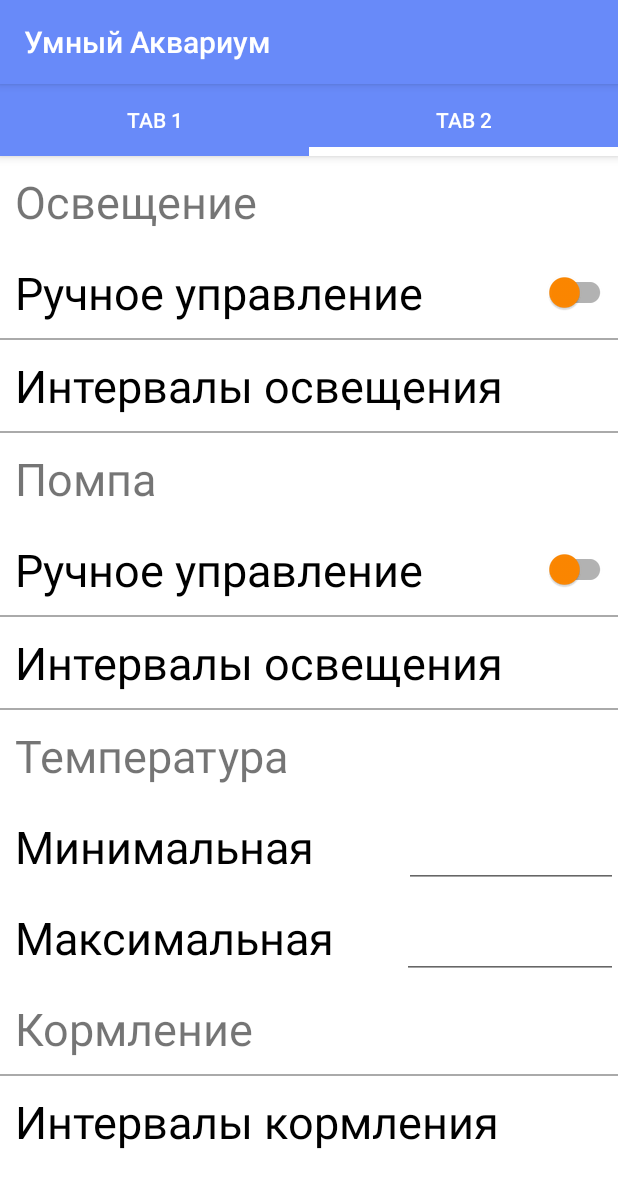
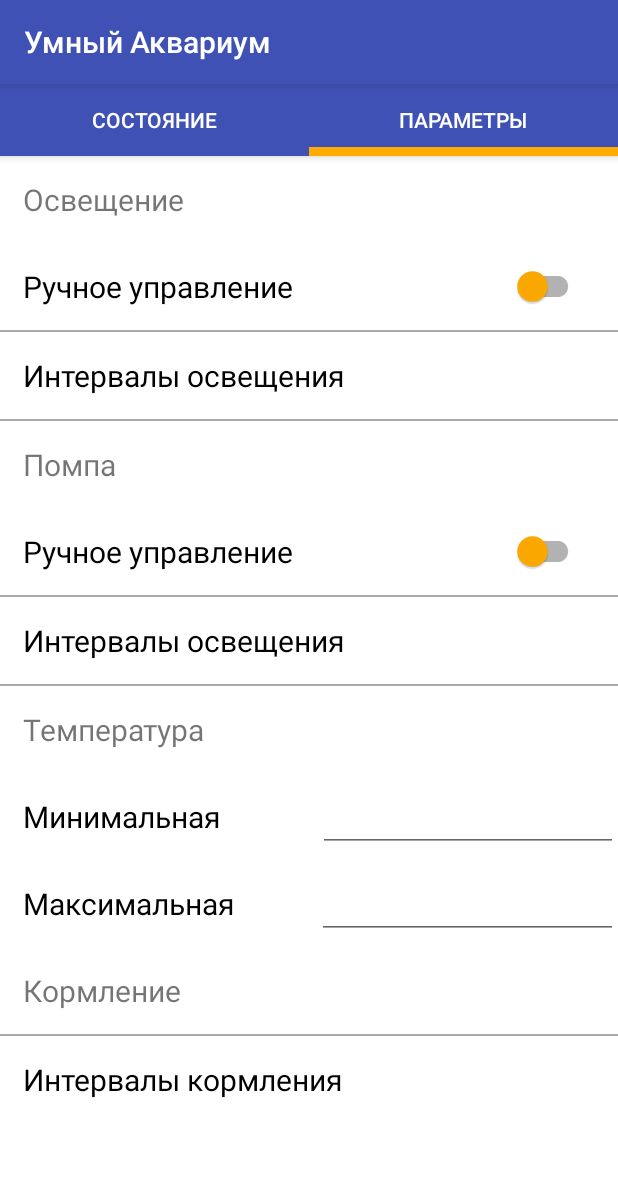
Before and after one commit to komolov-andrey/smart_aquarium, an Android app: the MainActivity screen opened directly, with no data from a screen before it, tab 2 chosen, on a phone screen of 412 x 824 dp. Shown: the top 1188 px of the screen. Run offline under Robolectric (Android 15) with nearby library versions, the phone set to English and light mode, and no system bars.

Commit message:
make other visualization

```diff
--- a/app/src/main/AndroidManifest.xml
+++ b/app/src/main/AndroidManifest.xml
@@ -12,7 +12,7 @@
         android:label="@string/app_name"
         android:roundIcon="@mipmap/ic_launcher_round"
         android:supportsRtl="true"
-        android:theme="@style/Theme.AppCompat.Light.NoActionBar">
+        android:theme="@style/AppTheme">
         <activity
             android:name=".LoginActivity"
             android:label="@string/app_name">
--- a/app/src/main/java/ru/mtuci/smart_aquarium/adpter/TabsFragmentAdapter.java
+++ b/app/src/main/java/ru/mtuci/smart_aquarium/adpter/TabsFragmentAdapter.java
@@ -14,7 +14,7 @@ public class TabsFragmentAdapter extends FragmentPagerAdapter {
     public TabsFragmentAdapter(FragmentManager fm) {
         super(fm);
 
-        tabs = new String[] {"tab 1", "tab 2"};
+        tabs = new String[] {"СОСТОЯНИЕ", "ПАРАМЕТРЫ"};
     }
 
     @Override
--- a/app/src/main/res/layout/activity_main.xml
+++ b/app/src/main/res/layout/activity_main.xml
@@ -19,7 +19,7 @@
                             android:id="@+id/my_toolbar_main"
                             android:layout_width="match_parent"
                             android:layout_height="?attr/actionBarSize"
-                            android:background="#688af9"
+                            android:background="@color/colorPrimary"
                             android:elevation="4dp"
                             android:theme="@style/ThemeOverlay.AppCompat.ActionBar"
                             app:popupTheme="@style/ThemeOverlay.AppCompat.Dark"
@@ -30,8 +30,8 @@
                             android:id="@+id/tabLayout"
                             android:layout_width="match_parent"
                             android:layout_height="wrap_content"
-                            android:background="#688af9"
-                            app:tabIndicatorColor="@android:color/white"
+                            android:background="@color/colorPrimary"
+                            app:tabIndicatorColor="@color/orange"
                             app:tabIndicatorHeight="6dp"
                             app:tabSelectedTextColor="@android:color/white"
                             app:tabTextColor="@android:color/white" />
@@ -44,8 +44,6 @@
                     android:layout_height="match_parent"
                     app:layout_behavior="@string/appbar_scrolling_view_behavior" />
 
-
         </android.support.design.widget.CoordinatorLayout>
 
-
 </android.support.v4.widget.DrawerLayout>
--- a/app/src/main/res/layout/parameter.xml
+++ b/app/src/main/res/layout/parameter.xml
@@ -18,9 +18,9 @@
             android:layout_width="match_parent"
             android:layout_height="wrap_content"
             android:gravity="left"
-            android:padding="10dp"
+            android:padding="15dp"
             android:text="Освещение"
-            android:textSize="30dp" />
+            android:textSize="20sp" />
 
         <LinearLayout
             android:layout_width="wrap_content"
@@ -31,10 +31,10 @@
                 android:layout_width="match_parent"
                 android:layout_height="wrap_content"
                 android:gravity="left"
-                android:padding="10dp"
+                android:padding="15dp"
                 android:text="Ручное управление"
                 android:textColor="#000000"
-                android:textSize="30dp" />
+                android:textSize="20sp" />
 
             <android.support.v7.widget.SwitchCompat
                 android:id="@+id/switch_compat"
@@ -42,7 +42,61 @@
                 android:layout_height="match_parent"
                 android:layout_centerHorizontal="true"
                 android:layout_centerVertical="true"
-                android:layout_marginLeft="70dp"
+                android:layout_marginLeft="130dp"
+                android:checked="false"
+                android:shadowColor="@color/orange"
+                android:theme="@style/MySwitch" />
+
+        </LinearLayout>
+
+        <View
+            android:layout_width="match_parent"
+            android:layout_height="1dp"
+            android:background="@android:color/darker_gray" />
+
+        <TextView
+            android:layout_width="match_parent"
+            android:layout_height="wrap_content"
+            android:gravity="left"
+            android:padding="15dp"
+            android:text="Интервалы освещения"
+            android:textColor="#000000"
+            android:textSize="20sp" />
+
+        <View
+            android:layout_width="match_parent"
+            android:layout_height="1dp"
+            android:background="@android:color/darker_gray" />
+
+        <TextView
+            android:layout_width="match_parent"
+            android:layout_height="wrap_content"
+            android:gravity="left"
+            android:padding="15dp"
+            android:text="Помпа"
+            android:textSize="20sp" />
+
+        <LinearLayout
+            android:layout_width="wrap_content"
+            android:layout_height="wrap_content"
+            android:orientation="horizontal">
+
+            <TextView
+                android:layout_width="match_parent"
+                android:layout_height="wrap_content"
+                android:gravity="left"
+                android:padding="15dp"
+                android:text="Ручное управление"
+                android:textColor="#000000"
+                android:textSize="20sp" />
+
+            <android.support.v7.widget.SwitchCompat
+                android:id="@+id/switch_compat2"
+                android:layout_width="wrap_content"
+                android:layout_height="match_parent"
+                android:layout_centerHorizontal="true"
+                android:layout_centerVertical="true"
+                android:layout_marginLeft="130dp"
                 android:checked="false"
                 android:theme="@style/MySwitch" />
 
@@ -57,10 +111,10 @@
             android:layout_width="match_parent"
             android:layout_height="wrap_content"
             android:gravity="left"
-            android:padding="10dp"
+            android:padding="15dp"
             android:text="Интервалы освещения"
             android:textColor="#000000"
-            android:textSize="30dp" />
+            android:textSize="20sp" />
 
         <View
             android:layout_width="match_parent"
@@ -71,9 +125,9 @@
             android:layout_width="match_parent"
             android:layout_height="wrap_content"
             android:gravity="left"
-            android:padding="10dp"
-            android:text="Помпа"
-            android:textSize="30dp" />
+            android:padding="15dp"
+            android:text="Температура"
+            android:textSize="20sp" />
 
         <LinearLayout
             android:layout_width="wrap_content"
@@ -84,63 +138,10 @@
                 android:layout_width="match_parent"
                 android:layout_height="wrap_content"
                 android:gravity="left"
-                android:padding="10dp"
-                android:text="Ручное управление"
-                android:textColor="#000000"
-                android:textSize="30dp" />
-
-            <android.support.v7.widget.SwitchCompat
-                android:id="@+id/switch_compat2"
-                android:layout_width="wrap_content"
-                android:layout_height="match_parent"
-                android:layout_centerHorizontal="true"
-                android:layout_centerVertical="true"
-                android:layout_marginLeft="70dp"
-                android:checked="false"
-                android:theme="@style/MySwitch" />
-
-        </LinearLayout>
-
-        <View
-            android:layout_width="match_parent"
-            android:layout_height="1dp"
-            android:background="@android:color/darker_gray" />
-
-        <TextView
-            android:layout_width="match_parent"
-            android:layout_height="wrap_content"
-            android:gravity="left"
-            android:padding="10dp"
-            android:text="Интервалы освещения"
-            android:textColor="#000000"
-            android:textSize="30dp" />
-
-        <View
-            android:layout_width="match_parent"
-            android:layout_height="1dp"
-            android:background="@android:color/darker_gray" />
-
-        <TextView
-            android:layout_width="match_parent"
-            android:layout_height="wrap_content"
-            android:gravity="left"
-            android:padding="10dp"
-            android:text="Температура"
-            android:textSize="30dp" />
-
-        <LinearLayout
-            android:layout_width="wrap_content"
-            android:layout_height="wrap_content"
-            android:orientation="horizontal">
-
-            <TextView
-                android:layout_width="match_parent"
-                android:layout_height="wrap_content"
-                android:gravity="left"
-                android:padding="10dp"
+                android:padding="15dp"
                 android:text="Минимальная"
                 android:textColor="#000000"
-                android:textSize="30dp" />
+                android:textSize="20sp" />
 
             <EditText
                 android:id="@+id/editTextMin"
@@ -149,7 +150,7 @@
                 android:layout_marginLeft="50dp"
                 android:layout_weight="1"
                 android:ems="10"
-                android:inputType="numberSigned" />
+                android:inputType="numberDecimal" />
 
         </LinearLayout>
 
@@ -162,19 +163,19 @@
                 android:layout_width="match_parent"
                 android:layout_height="wrap_content"
                 android:gravity="left"
-                android:padding="10dp"
+                android:padding="15dp"
                 android:text="Максимальная"
                 android:textColor="#000000"
-                android:textSize="30dp" />
+                android:textSize="20sp" />
 
             <EditText
                 android:id="@+id/editTextMax"
                 android:layout_width="wrap_content"
                 android:layout_height="wrap_content"
-                android:layout_marginLeft="35dp"
+                android:layout_marginLeft="40dp"
                 android:layout_weight="1"
                 android:ems="10"
-                android:inputType="numberSigned" />
+                android:inputType="numberDecimal" />
 
         </LinearLayout>
 
@@ -183,9 +184,9 @@
             android:layout_width="match_parent"
             android:layout_height="wrap_content"
             android:gravity="left"
-            android:padding="10dp"
+            android:padding="15dp"
             android:text="Кормление"
-            android:textSize="30dp" />
+            android:textSize="20sp" />
 
         <View
             android:layout_width="match_parent"
@@ -197,10 +198,10 @@
             android:layout_width="match_parent"
             android:layout_height="wrap_content"
             android:gravity="left"
-            android:padding="10dp"
+            android:padding="15dp"
             android:text="Интервалы кормления"
             android:textColor="#000000"
-            android:textSize="30dp" />
+            android:textSize="20sp" />
 
     </LinearLayout>
 
--- a/app/src/main/res/values/colors.xml
+++ b/app/src/main/res/values/colors.xml
@@ -3,4 +3,8 @@
     <color name="colorPrimary">#3F51B5</color>
     <color name="colorPrimaryDark">#303F9F</color>
     <color name="colorAccent">#FF4081</color>
+    <color name="orange">#ffab00</color>
+    <color name="green">#219653</color>
+    <color name="red">#eb5757</color>
+    <color name="yellow">#f2c94c</color>
 </resources>
--- a/app/src/main/res/values/styles.xml
+++ b/app/src/main/res/values/styles.xml
@@ -5,11 +5,22 @@
         <!-- Customize your theme here. -->
         <item name="colorPrimary">@color/colorPrimary</item>
         <item name="colorPrimaryDark">@color/colorPrimaryDark</item>
-        <item name="colorAccent">@color/colorAccent</item>
+        <item name="colorAccent">@color/orange</item>
+        <item name="android:colorPrimaryDark">@color/colorPrimary</item>
+        <item name="android:actionModeBackground">@color/orange</item>
+        <item name="android:fastScrollPreviewBackgroundLeft">@color/orange</item>
+        <item name="android:fastScrollPreviewBackgroundRight">@color/orange</item>
     </style>
 
     <style name="MySwitch" parent="Theme.AppCompat.Light">
-        <item name="colorSwitchThumbNormal">@android:color/holo_orange_dark</item>
+        <item name="colorSwitchThumbNormal">@color/orange</item>
+        <item name="colorPrimary">@color/orange</item>
+        <item name="colorPrimaryDark">@color/orange</item>
+        <item name="colorAccent">@color/orange</item>
+        <item name="colorControlNormal">@color/orange</item>
+        <item name="colorControlActivated">@color/orange</item>
+        <item name="colorControlHighlight">@color/orange</item>
+        <item name="colorButtonNormal">@color/orange</item>
     </style>
 
 </resources>
```
Also changed, not shown: app/src/main/res/drawable/gradient.xml (added, +8 -0 lines), app/src/main/res/layout/activity_feeding.xml (+10 -12 lines), app/src/main/res/layout/activity_login.xml (+10 -5 lines), app/src/main/res/layout/state.xml (+48 -49 lines).
